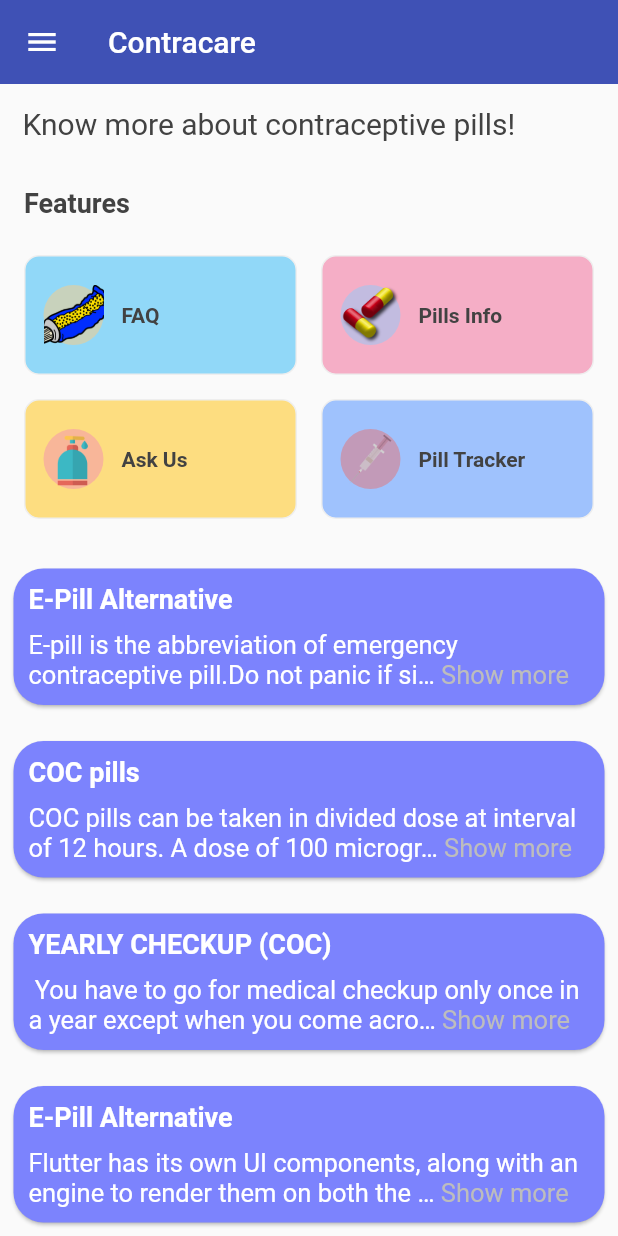
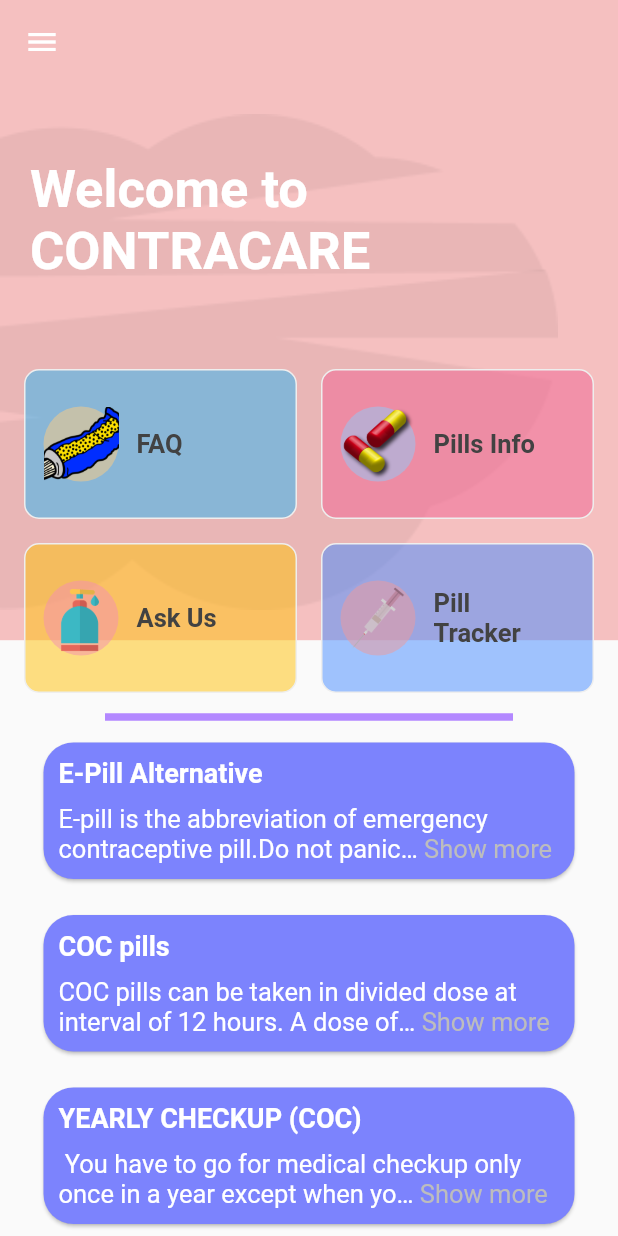
Before and after one commit to Purvajakale/contra_care, a Flutter app: the screen it shows once a user with an empty profile is signed in, on a phone screen of 412 x 824 dp. Run offline on Flutter 3.47's test engine with Material 2 defaults, Android fonts, the phone set to English and light mode, and no system bars; drawn by our look-alikes of readmore; our stand-ins replace animated_text_kit, cloud_firestore, curved_navigation_bar, email_validator, firebase_auth, firebase_core and 4 more; missing offline and left inert: animated_widgets, neumorphic_container, translator; accounts and stored records are empty.

Commit message:
new commit homepage and admin

```diff
--- a/lib/account_pages/login.dart
+++ b/lib/account_pages/login.dart
@@ -16,7 +16,9 @@ class _LoginState extends State<Login> {
   final FirebaseAuth _auth = FirebaseAuth.instance;
   final GlobalKey<FormState> _formKey = GlobalKey<FormState>();
 
-  String _name, _email, _password, _role = 'admin';
+  String _name, _email, _password, _role = 'user';
+
+
 
   checkAuth() async {
     _auth.authStateChanges().listen((user) {
--- a/lib/services/anon_auth.dart
+++ b/lib/services/anon_auth.dart
@@ -1,6 +1,13 @@
+import 'package:cloud_firestore/cloud_firestore.dart';
 import 'package:firebase_auth/firebase_auth.dart';
+import 'package:flutter/cupertino.dart';
+import 'package:flutter/material.dart';
 
 class AuthService {
+  String id;
+  final db = FirebaseFirestore.instance;
+  String _name='anonymous login',_role='user';
+  final _formKey = GlobalKey<FormState>();
 
   final FirebaseAuth _auth = FirebaseAuth.instance;
 
@@ -9,18 +16,25 @@ class AuthService {
     try {
       UserCredential result = await _auth.signInAnonymously();
       User user = result.user;
+      createData();
       return user;
     } catch (e) {
       print(e.toString());
       return null;
     }
   }
-
-// sign in with email and password
+  void createData() async {
+    if (_formKey.currentState.validate()) {
+      _formKey.currentState.save();
+      DocumentReference ref = await db
+          .collection('users')
+          .add({'email':null,'role':_role,'name':_name});
+      setState(() => id = ref.id);
+    }
+  }
 
 
-// register with email and password
+}
 
-// sign out
-
+void setState(String Function() param0) {
 }
--- a/lib/views/faqs1.dart
+++ b/lib/views/faqs1.dart
@@ -45,7 +45,7 @@ class _FaqPage1State extends State<FaqPage1> {
                           child: Card(
                             shape: RoundedRectangleBorder(borderRadius: BorderRadius.circular(25)),
                             shadowColor: Colors.indigoAccent,
-                            elevation: 2,
+                            elevation: 4,
                             child: ExpansionTile(
                               key: keyTile,
                               backgroundColor: Colors.transparent,
--- a/lib/views/faqs2.dart
+++ b/lib/views/faqs2.dart
@@ -46,7 +46,7 @@ class _FaqPage2State extends State<FaqPage2> {
                           child: Card(
                             shape: RoundedRectangleBorder(borderRadius: BorderRadius.circular(25)),
                             shadowColor: Colors.indigoAccent,
-                            elevation: 2,
+                            elevation: 4,
                             child: ExpansionTile(
                               key: keyTile,
                               backgroundColor: Colors.transparent,
--- a/lib/views/homepage.dart
+++ b/lib/views/homepage.dart
@@ -1,10 +1,10 @@
-import 'dart:convert';
 import 'package:contra_care/features/reminders/screens/home/home.dart';
 import 'package:contra_care/services/translate.dart';
 import 'package:contra_care/views/about_us.dart';
 import 'package:contra_care/views/brandsinfo.dart';
 import 'package:contra_care/views/data/readmore.dart';
 import 'package:contra_care/views/faqs.dart';
+import 'package:contra_care/views/onboarding.dart';
 import 'package:contra_care/views/queryform.dart';
 import 'package:firebase_auth/firebase_auth.dart';
 import 'package:flutter/material.dart';
@@ -19,19 +19,76 @@ class HomePage extends StatefulWidget {
 }
 
 class _HomePageState extends State<HomePage> {
+
+  final FirebaseAuth _auth = FirebaseAuth.instance;
   User user;
   bool isloggedin = false;
 
+
+  Future signOut() async {
+    await showDialog(
+      context: context,
+      builder: (ctx) => AlertDialog(
+        title: Text('Logout'),
+        content: Text(
+            'You have been successfully logged out, now you will be redirected to Homepage'),
+        actions: <Widget>[
+          FlatButton(
+            onPressed: () {
+              Navigator.of(ctx).pop();
+            },
+            child: Text('OK'),
+          )
+        ],
+      ),
+    );
+    return await _auth.signOut();
+  }
+
+  checkAuthentication() async {
+    _auth.authStateChanges().listen((user) {
+      if (user == null) {
+        Navigator.push(
+          context,
+          MaterialPageRoute(builder: (context) => Onboarding()),
+        );
+      }
+    });
+  }
+
+
+
+  getUser() async {
+    User firebaseUser = _auth.currentUser;
+    await firebaseUser?.reload();
+    firebaseUser = _auth.currentUser;
+
+    if (firebaseUser != null) {
+      setState(() {
+        this.user = firebaseUser;
+        this.isloggedin = true;
+      });
+    }
+  }
+  @override
+  void initState() {
+    super.initState();
+    this.checkAuthentication();
+    this.getUser();
+    super.initState();
+
+  }
+
   GlobalKey<ScaffoldState> scaffoldKey = new GlobalKey<ScaffoldState>();
+
   @override
   Widget build(BuildContext context) {
     return Scaffold(
       key: scaffoldKey,
       appBar: AppBar(
-        title: Text('Contracare'),
         brightness: Brightness.light,
         iconTheme: IconThemeData(color: Colors.white),
-        backgroundColor: Colors.indigo[500],
+        backgroundColor: Color(0xffF5C0C0),
         elevation: 0,
       ),
       drawer: Container(
@@ -180,55 +237,47 @@ class _HomePageState extends State<HomePage> {
           ],
         ),
       ),
-      body: SingleChildScrollView(
+      // backgroundColor: Color(0xfff8f8f8),
+      body: Stack(
+          children: <Widget>[
+            Column(
+              children: <Widget>[
+                Container(
+                  height: MediaQuery.of(context).size.height*0.45,
+                  width: MediaQuery.of(context).size.width,
+                  color: Color(0xffF5C0C0),
+                  child: Container(
+                    margin: EdgeInsets.only(right: 40, top: 20, bottom: 20),
+                    alignment: Alignment.centerLeft,
+                    decoration: BoxDecoration(
+                        image: DecorationImage(
+                            image: AssetImage('assets/images/path.png'),
+                            fit: BoxFit.contain
+                        )
+                    ),
+                  ),
+                )
+              ],
+            ),
+            SingleChildScrollView(
               physics: BouncingScrollPhysics(),
               child: Column(
-          crossAxisAlignment: CrossAxisAlignment.start,
+              children: <Widget>[
+                SizedBox(height: 50,),
+                Container(
+                  alignment: Alignment.centerLeft,
+                  padding: EdgeInsets.all(20).copyWith(top: 0),
+                  child: Text("Welcome to \nCONTRACARE", style: TextStyle(
+                      fontSize: 35,
+                      fontWeight: FontWeight.w700,
+                    color: Colors.white,
+
+                  ),),
+                ),
+                SizedBox(height: 30,),
+                Column(
                     children: [
-            Container(
-              color: Colors.transparent,
-              child: Column(
-                children: [
-                  // Padding(
-                  //   padding: EdgeInsets.symmetric(horizontal: 16),
-                  // child: Text(
-                  //   "Contracare",
-                  //   style: TextStyle(
-                  //     color: Colors.black,
-                  //     fontWeight: FontWeight.bold,
-                  //     fontSize: 24,
-                  //   ),
-                  // ),
-                  // ),
-                  Padding(
-                    padding: EdgeInsets.all(15),
-                    child: Text(
-                      "Know more about contraceptive pills!",
-                      style: TextStyle(
-                        color: Colors.grey[800],
-                        fontSize: 20,
-                      ),
-                    ),
-                  ),
-                ],
-              ),
-            ),
-            Padding(
-              padding: EdgeInsets.all(16),
-              child: Row(
-                mainAxisAlignment: MainAxisAlignment.spaceBetween,
-                children: [
-                  Text(
-                    "Features",
-                    style: TextStyle(
-                      fontSize: 18,
-                      fontWeight: FontWeight.bold,
-                      color: Colors.grey[800],
-                    ),
-                  ),
-                ],
-              ),
-            ),
+
                       Padding(
                         padding: EdgeInsets.symmetric(horizontal: 8),
                         child: Column(
@@ -236,50 +285,65 @@ class _HomePageState extends State<HomePage> {
                             Row(
                               mainAxisAlignment: MainAxisAlignment.spaceEvenly,
                               children: [
-                      buildPetCategory(Category.FAQ, "56", Colors.orange[200],
+                                buildPetCategory(Category.FAQ, Colors.orange[200],
                                     Colors.lightBlue[400]),
-                      buildPetCategory(Category.PILLS, "210", Colors.blue[200],
+                                buildPetCategory(Category.PILLS, Colors.blue[200],
                                     Colors.pink[300]),
                               ],
                             ),
                             Row(
                               mainAxisAlignment: MainAxisAlignment.spaceEvenly,
                               children: [
-                      buildPetCategory(Category.ASKUS, "90", Colors.pink[200],
+                                buildPetCategory(Category.ASKUS,  Colors.pink[200],
                                     Colors.amber),
-                      buildPetCategory(Category.PILLTRACKER, "340",
-                          Colors.red[300], Colors.blueAccent),
+                                buildPetCategory(Category.PILLTRACKER,
+                                    Colors.red[200], Colors.blueAccent),
                               ],
                             ),
                           ],
                         ),
                       ),
+
+
                       Divider(
-              color: Colors.transparent,
-              thickness: 10,
+                        color: Colors.deepPurpleAccent.shade100,
+                        thickness: 5,
+                        indent: 70,
+                        endIndent: 70,
                       ),
                       Padding(
-              padding: const EdgeInsets.all(5.0),
-              child: Container(color: Colors.transparent, child: DemoApp()),
+
+                        padding: EdgeInsets.fromLTRB(25, 5, 25, 5),
+                        child: Container(
+                            color: Colors.transparent,
+                            child: DemoApp()
+                        ),
                       ),
                     ],
                   ),
+              ],
+            )
+            ),
+
+              Column(
+                children: [
+                  Container(
+                    color: Colors.blueGrey,
+                  ),
+                ],
+              ),
+          ],
         ),
     );
   }
 
+
   Widget buildPetCategory(
-      Category category, String total, Color color, Color color2) {
+      Category category, Color color, Color color2) {
     return Expanded(
       child: GestureDetector(
-        // onTap: () {
-        //   Navigator.push(
-        //     context,
-        //     MaterialPageRoute(builder: (context) => CategoryList(category:Category.FAQ )),
-        //   );
-        // },
         child: Container(
-          height: 80,
+          height: 100,
           padding: EdgeInsets.all(12),
           margin: EdgeInsets.all(8),
           decoration: BoxDecoration(
@@ -295,15 +359,15 @@ class _HomePageState extends State<HomePage> {
           child: Row(
             children: [
               Container(
-                height: 56,
+                height: 58,
                 decoration: BoxDecoration(
                   shape: BoxShape.circle,
                   color: color.withOpacity(0.5),
                 ),
                 child: Center(
                   child: SizedBox(
-                    height: 40,
-                    width: 40,
+                    height: 50,
+                    width: 50,
                     child: Image.asset(
                       "assets/images/" +
                           (category == Category.FAQ
@@ -333,10 +397,10 @@ class _HomePageState extends State<HomePage> {
                         ? "Pills Info"
                         : category == Category.ASKUS
                         ? "Ask Us"
-                                : "Pill Tracker"),
+                        : "Pill \nTracker"),
                     style: TextStyle(
                       color: Colors.grey[800],
-                      fontSize: 14,
+                      fontSize: 17,
                       fontWeight: FontWeight.bold,
                     ),
                   ),
@@ -349,4 +413,52 @@ class _HomePageState extends State<HomePage> {
       ),
     );
   }
+
+
+  Container categoryWidget(String img, String title)
+  {
+    return Container(
+      margin: EdgeInsets.only(left: 10, right: 10, bottom: 20),
+      width: MediaQuery.of(context).size.width*0.3,
+      decoration: BoxDecoration(
+          color: Colors.white,
+          borderRadius: BorderRadius.all(Radius.circular(30)),
+          boxShadow: [BoxShadow(
+            color: Colors.black.withOpacity(0.1),
+            blurRadius: 20,
+            spreadRadius: 1,
+            offset: Offset(0,10),
+          )]
+      ),
+      child: InkWell(
+        child: Column(
+          children: <Widget>[
+            SizedBox(height: 20,),
+            Expanded(
+              child: Container(
+                decoration: BoxDecoration(
+                    image: DecorationImage(
+                        image: AssetImage('assets/images/$img.png'),
+                        fit: BoxFit.contain
+                    )
+                ),
+              ),
+            ),
+            SizedBox(height: 20,),
+            Container(
+              padding: EdgeInsets.all(20),
+              child: Text('$title', style: TextStyle(
+                fontSize: 18,
+                fontWeight: FontWeight.w600,
+              ),textAlign: TextAlign.center,
+              ),
+            ),
+            SizedBox(height: 10,)
+          ],
+        ),
+      ),
+    );
   }
+
+
+}
--- a/lib/views/queryform.dart
+++ b/lib/views/queryform.dart
@@ -179,7 +179,7 @@ class _FormFourState extends State<FormFour> with Validator {
       width: 260,
       padding: EdgeInsets.symmetric(horizontal: minValue * 3),
       decoration: BoxDecoration(
-          borderRadius: BorderRadius.circular(5),
+          borderRadius: BorderRadius.circular(30),
           gradient:
               LinearGradient(colors: [Colors.indigo[600], Colors.blue[200]])),
       child: RaisedButton(
```
Also changed, not shown: lib/account_pages/sign_up.dart (+16 -1 lines), lib/views/adminpanel.dart (+73 -47 lines), assets/images/path.png (added). Lines whose indentation alone changed are shown as unchanged.
